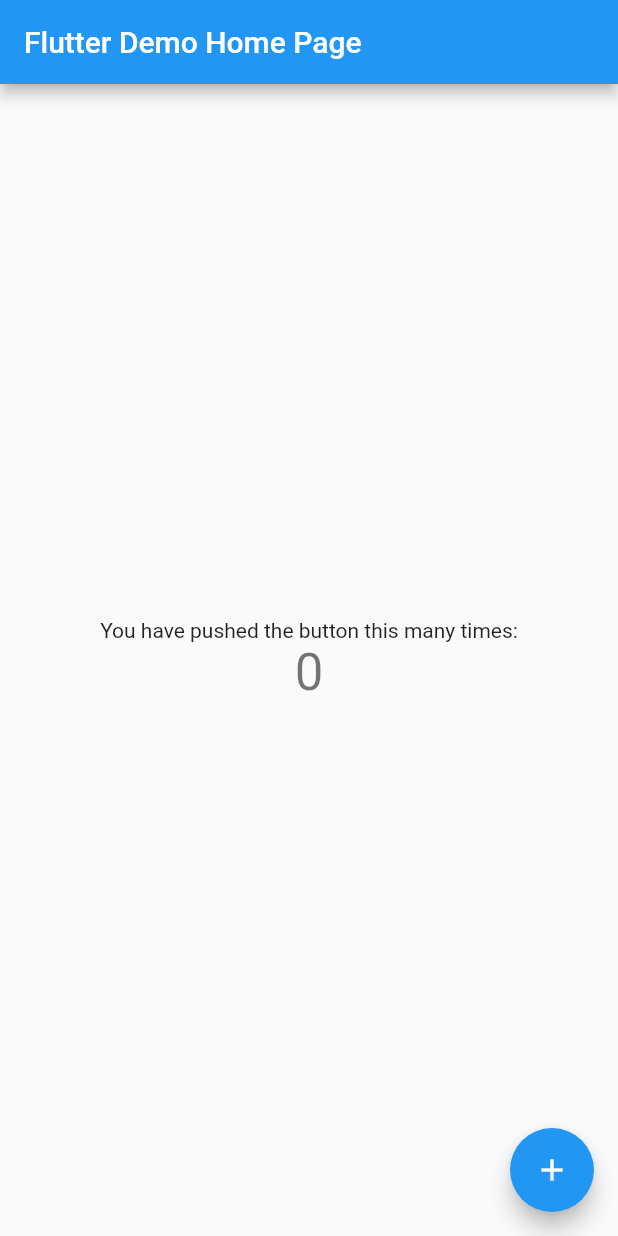
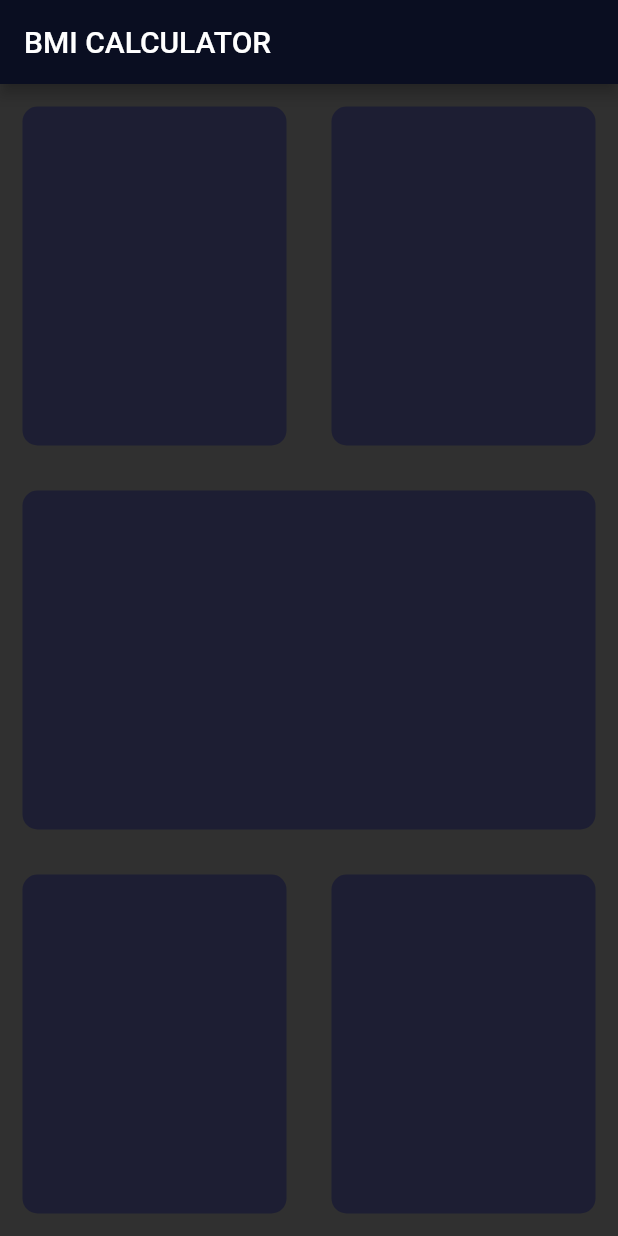
Before and after one commit to umair1297/new_bmi_cal, a Flutter app: the screen it shows after launch, on a phone screen of 412 x 824 dp. Run offline on Flutter 3.47's test engine with Material 2 defaults, Android fonts, the phone set to English and light mode, and no system bars.

Commit message:
DONE Lecture 55&56 theme and user interface

```diff
--- /dev/null
+++ b/lib/input_page.dart
@@ -0,0 +1,71 @@
+import 'package:flutter/material.dart';
+
+
+
+class InputPage extends StatefulWidget {
+  @override
+  _InputPageState createState() => _InputPageState();
+}
+
+class _InputPageState extends State<InputPage> {
+  @override
+  Widget build(BuildContext context) {
+    return Scaffold(
+      appBar: AppBar(
+        title: Text('BMI CALCULATOR'),
+      ),
+      body: Column(
+        children: <Widget>[
+          Expanded(
+            child: Row(
+            children: <Widget>[
+              Expanded(
+                child: Container(
+                margin: EdgeInsets.all(15.0),
+                decoration: BoxDecoration(
+                  color: Color(0xFF1D1E33),
+                  borderRadius: BorderRadius.circular(10.0),
+                ),
+              ),),
+              Expanded(child:  Container(
+                margin: EdgeInsets.all(15.0),
+                decoration: BoxDecoration(
+                  color: Color(0xFF1D1E33),
+                  borderRadius: BorderRadius.circular(10.0),
+                ),
+              ),),
+            ],
+          ),),
+          Expanded(child:  Container(
+            margin: EdgeInsets.all(15.0),
+            decoration: BoxDecoration(
+              color: Color(0xFF1D1E33),
+              borderRadius: BorderRadius.circular(10.0),
+            ),
+          ),),
+          Expanded(child:  Row(
+          children: <Widget>[
+          Expanded(child:  Container(
+            margin: EdgeInsets.all(15.0),
+            decoration: BoxDecoration(
+              color: Color(0xFF1D1E33),
+              borderRadius: BorderRadius.circular(10.0),
+            ),
+          ),),
+          Expanded(child:  Container(
+            margin: EdgeInsets.all(15.0),
+            decoration: BoxDecoration(
+              color: Color(0xFF1D1E33),
+              borderRadius: BorderRadius.circular(10.0),
+            ),
+          ),),
+        ],
+      ),),
+
+        ],
+      ),
+      );
+
+
+  }
+}
--- a/lib/main.dart
+++ b/lib/main.dart
@@ -1,117 +1,15 @@
 import 'package:flutter/material.dart';
+import 'input_page.dart';
+void main() => runApp(BMICalculator());
 
-void main() {
-  runApp(MyApp());
-}
-
-class MyApp extends StatelessWidget {
-  // This widget is the root of your application.
+class BMICalculator extends StatelessWidget {
   @override
   Widget build(BuildContext context) {
     return MaterialApp(
-      title: 'Flutter Demo',
-      theme: ThemeData(
-        // This is the theme of your application.
-        //
-        // Try running your application with "flutter run". You'll see the
-        // application has a blue toolbar. Then, without quitting the app, try
-        // changing the primarySwatch below to Colors.green and then invoke
-        // "hot reload" (press "r" in the console where you ran "flutter run",
-        // or simply save your changes to "hot reload" in a Flutter IDE).
-        // Notice that the counter didn't reset back to zero; the application
-        // is not restarted.
-        primarySwatch: Colors.blue,
-        // This makes the visual density adapt to the platform that you run
-        // the app on. For desktop platforms, the controls will be smaller and
-        // closer together (more dense) than on mobile platforms.
-        visualDensity: VisualDensity.adaptivePlatformDensity,
+      home: InputPage(),
+      theme: ThemeData.dark().copyWith(primaryColor: Color(0xFF0A0E21),
+
       ),
-      home: MyHomePage(title: 'Flutter Demo Home Page'),
     );
   }
 }
-
-class MyHomePage extends StatefulWidget {
-  MyHomePage({Key key, this.title}) : super(key: key);
-
-  // This widget is the home page of your application. It is stateful, meaning
-  // that it has a State object (defined below) that contains fields that affect
-  // how it looks.
-
-  // This class is the configuration for the state. It holds the values (in this
-  // case the title) provided by the parent (in this case the App widget) and
-  // used by the build method of the State. Fields in a Widget subclass are
-  // always marked "final".
-
-  final String title;
-
-  @override
-  _MyHomePageState createState() => _MyHomePageState();
-}
-
-class _MyHomePageState extends State<MyHomePage> {
-  int _counter = 0;
-
-  void _incrementCounter() {
-    setState(() {
-      // This call to setState tells the Flutter framework that something has
-      // changed in this State, which causes it to rerun the build method below
-      // so that the display can reflect the updated values. If we changed
-      // _counter without calling setState(), then the build method would not be
-      // called again, and so nothing would appear to happen.
-      _counter++;
-    });
-  }
-
-  @override
-  Widget build(BuildContext context) {
-    // This method is rerun every time setState is called, for instance as done
-    // by the _incrementCounter method above.
-    //
-    // The Flutter framework has been optimized to make rerunning build methods
-    // fast, so that you can just rebuild anything that needs updating rather
-    // than having to individually change instances of widgets.
-    return Scaffold(
-      appBar: AppBar(
-        // Here we take the value from the MyHomePage object that was created by
-        // the App.build method, and use it to set our appbar title.
-        title: Text(widget.title),
-      ),
-      body: Center(
-        // Center is a layout widget. It takes a single child and positions it
-        // in the middle of the parent.
-        child: Column(
-          // Column is also a layout widget. It takes a list of children and
-          // arranges them vertically. By default, it sizes itself to fit its
-          // children horizontally, and tries to be as tall as its parent.
-          //
-          // Invoke "debug painting" (press "p" in the console, choose the
-          // "Toggle Debug Paint" action from the Flutter Inspector in Android
-          // Studio, or the "Toggle Debug Paint" command in Visual Studio Code)
-          // to see the wireframe for each widget.
-          //
-          // Column has various properties to control how it sizes itself and
-          // how it positions its children. Here we use mainAxisAlignment to
-          // center the children vertically; the main axis here is the vertical
-          // axis because Columns are vertical (the cross axis would be
-          // horizontal).
-          mainAxisAlignment: MainAxisAlignment.center,
-          children: <Widget>[
-            Text(
-              'You have pushed the button this many times:',
-            ),
-            Text(
-              '$_counter',
-              style: Theme.of(context).textTheme.headline4,
-            ),
-          ],
-        ),
-      ),
-      floatingActionButton: FloatingActionButton(
-        onPressed: _incrementCounter,
-        tooltip: 'Increment',
-        child: Icon(Icons.add),
-      ), // This trailing comma makes auto-formatting nicer for build methods.
-    );
-  }
-}
```
Also changed, not shown: pubspec.yaml (+3 -59 lines), 1 other file.
